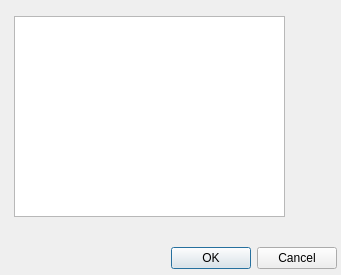
Old version of the form anreader_sources/common/string_list.ui in the repository anpp/anreader.
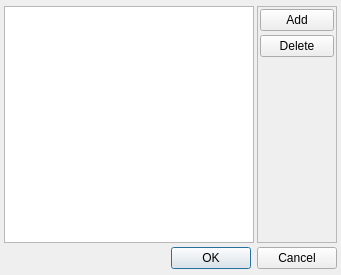
New version of the form.

Commit message: device's types interface...

Diff of the .ui file:
```diff
--- a/anreader_sources/common/string_list.ui
+++ b/anreader_sources/common/string_list.ui
@@ -42,16 +42,101 @@
        <property name="frameShadow">
         <enum>QFrame::Plain</enum>
        </property>
-       <widget class="QListWidget" name="listWidget">
-        <property name="geometry">
-         <rect>
-          <x>10</x>
-          <y>10</y>
-          <width>271</width>
-          <height>201</height>
-         </rect>
+       <layout class="QHBoxLayout" name="horizontalLayout_2">
+        <property name="spacing">
+         <number>2</number>
         </property>
-       </widget>
+        <property name="leftMargin">
+         <number>0</number>
+        </property>
+        <property name="topMargin">
+         <number>0</number>
+        </property>
+        <property name="rightMargin">
+         <number>0</number>
+        </property>
+        <property name="bottomMargin">
+         <number>0</number>
+        </property>
+        <item>
+         <layout class="QHBoxLayout" name="horizontalLayout">
+          <property name="spacing">
+           <number>3</number>
+          </property>
+          <item>
+           <widget class="QListWidget" name="listWidget">
+            <property name="editTriggers">
+             <set>QAbstractItemView::AllEditTriggers</set>
+            </property>
+           </widget>
+          </item>
+          <item>
+           <widget class="QFrame" name="buttonFrame">
+            <property name="minimumSize">
+             <size>
+              <width>80</width>
+              <height>0</height>
+             </size>
+            </property>
+            <property name="frameShape">
+             <enum>QFrame::StyledPanel</enum>
+            </property>
+            <property name="frameShadow">
+             <enum>QFrame::Raised</enum>
+            </property>
+            <layout class="QVBoxLayout" name="verticalLayout_3">
+             <property name="spacing">
+              <number>4</number>
+             </property>
+             <property name="leftMargin">
+              <number>2</number>
+             </property>
+             <property name="topMargin">
+              <number>2</number>
+             </property>
+             <property name="rightMargin">
+              <number>2</number>
+             </property>
+             <property name="bottomMargin">
+              <number>2</number>
+             </property>
+             <item>
+              <layout class="QVBoxLayout" name="verticalLayout">
+               <item>
+                <widget class="QPushButton" name="btnAdd">
+                 <property name="text">
+                  <string>Add</string>
+                 </property>
+                </widget>
+               </item>
+               <item>
+                <widget class="QPushButton" name="btnDelete">
+                 <property name="text">
+                  <string>Delete</string>
+                 </property>
+                </widget>
+               </item>
+               <item>
+                <spacer name="verticalSpacer">
+                 <property name="orientation">
+                  <enum>Qt::Vertical</enum>
+                 </property>
+                 <property name="sizeHint" stdset="0">
+                  <size>
+                   <width>20</width>
+                   <height>40</height>
+                  </size>
+                 </property>
+                </spacer>
+               </item>
+              </layout>
+             </item>
+            </layout>
+           </widget>
+          </item>
+         </layout>
+        </item>
+       </layout>
       </widget>
      </item>
      <item>
```
The commit also changes 4 other files.
